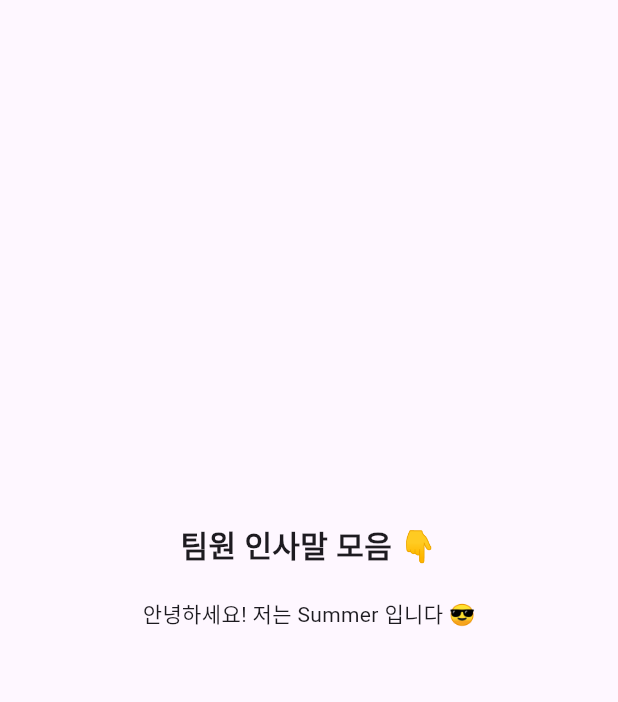
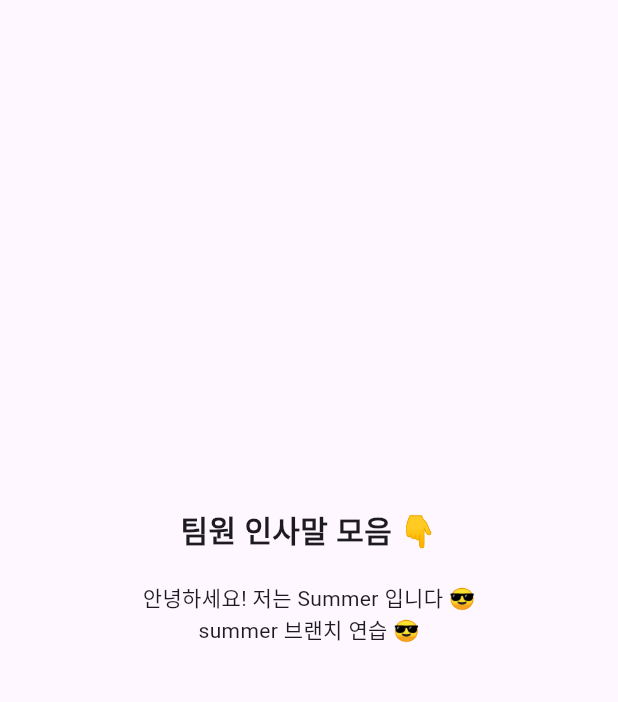
Before and after one commit to sunmer79/HECHUp, a Flutter app: the screen it shows after launch, on a phone screen of 412 x 824 dp, the part 84-786 px from its top. Run offline on Flutter 3.47's test engine with Material 3 defaults, Android fonts, the light colour scheme and no system bars.

Commit message:
브랜치 연습

```diff
--- a/lib/main.dart
+++ b/lib/main.dart
@@ -41,6 +41,7 @@
             SizedBox(height: 20),
             // 👉 여기 아래에 각자 한 줄씩 추가하면 됩니다!
             Text('안녕하세요! 저는 Summer 입니다 😎'),
+            Text('summer 브랜치 연습 😎'),
             // 예시:
             // Text( );
           ],
```
